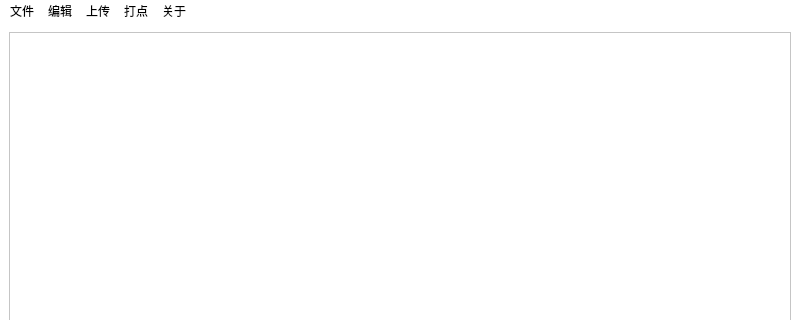
Marcus-P-114514/Genshin-Impact-BWiKi-NPC-Editor, file Plain Text Editor/NPC-Editor/npceditor.ui: the form before one commit; both pictures show x 0 to 800 and y 0 to 320 of the 800 by 600 pixel window.
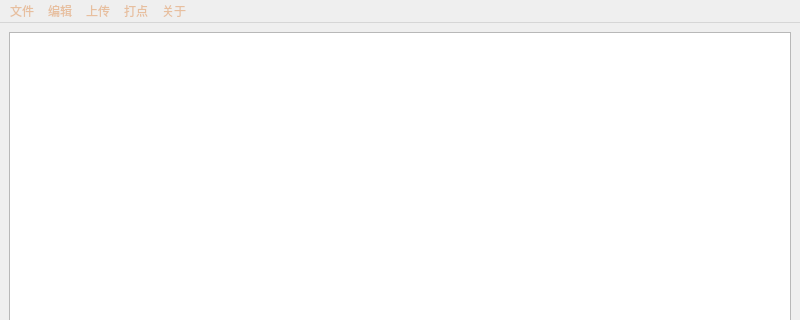
The form after the commit.

Diff of the .ui file:
```diff
--- a/Plain Text Editor/NPC-Editor/npceditor.ui
+++ b/Plain Text Editor/NPC-Editor/npceditor.ui
@@ -13,8 +13,11 @@
   <property name="windowTitle">
    <string>原神BWIKI NPC图鉴第三方编辑工具</string>
   </property>
+  <property name="autoFillBackground">
+   <bool>true</bool>
+  </property>
   <property name="styleSheet">
-   <string notr="true">background-color: rgb(255, 255, 255);</string>
+   <string notr="true">color: rgb(231, 191, 159);</string>
   </property>
   <widget class="QWidget" name="centralwidget">
    <layout class="QGridLayout" name="gridLayout">
@@ -29,7 +32,7 @@
      <x>0</x>
      <y>0</y>
      <width>800</width>
-     <height>22</height>
+     <height>25</height>
     </rect>
    </property>
    <widget class="QMenu" name="menu">
```
Left out of the diff: 12 changed lines with no effect on the pictures.
